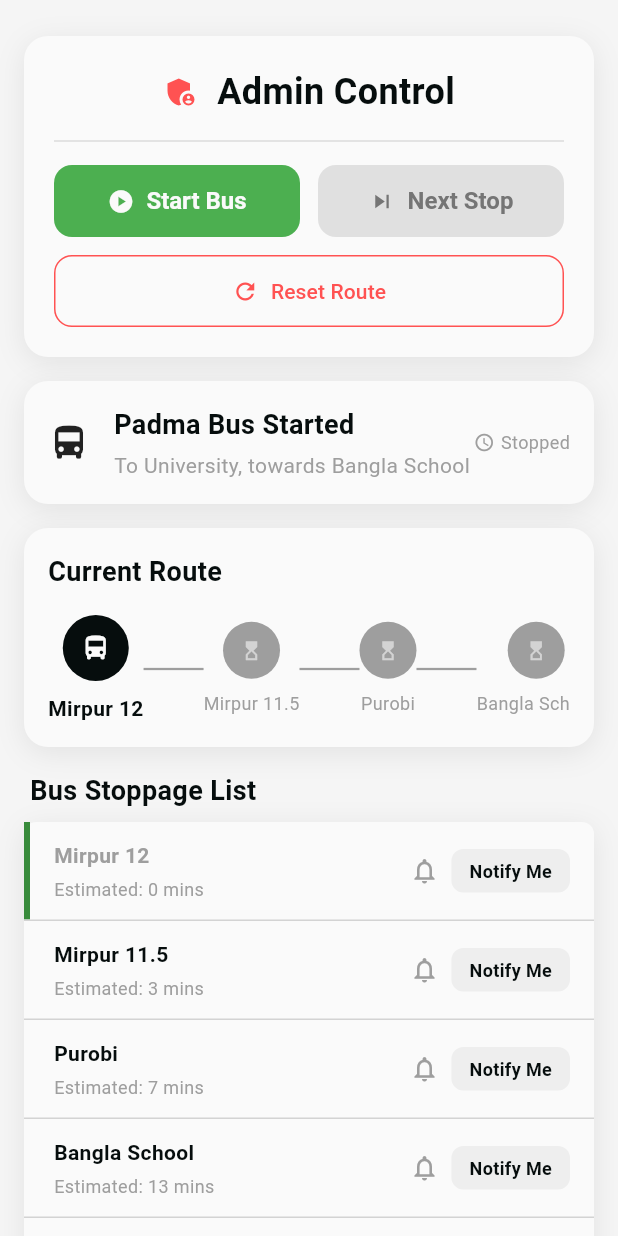
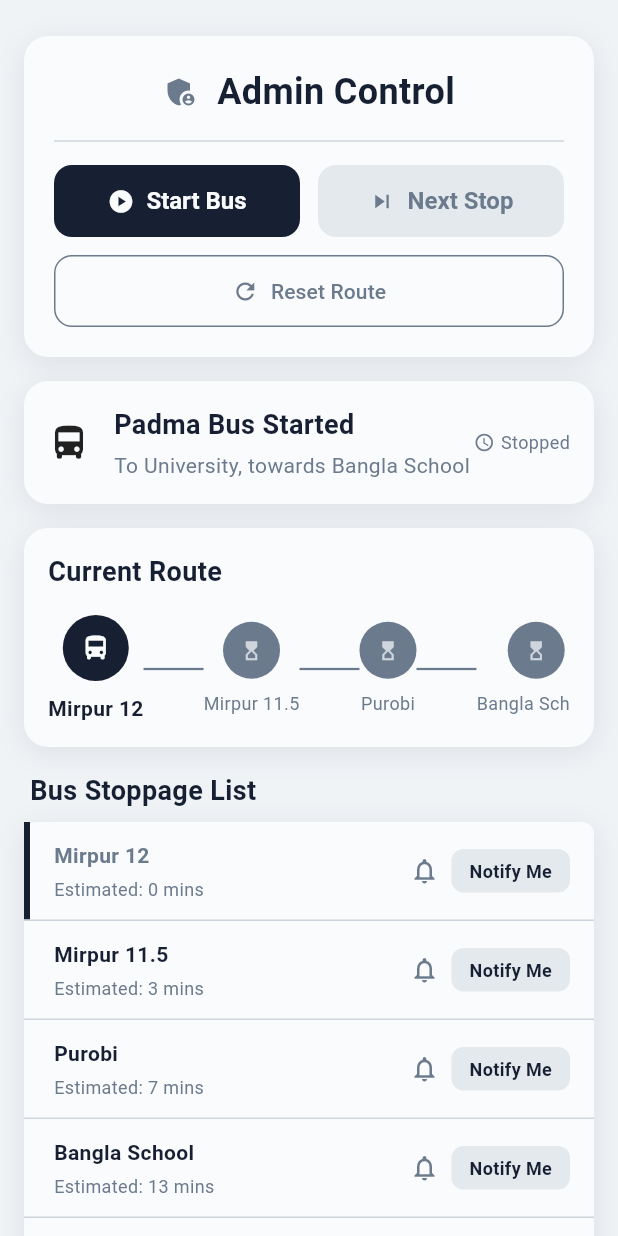
Before and after one commit to Ahnaf181419/CampusX, a Flutter app: the BusPage screen opened directly, on a phone screen of 412 x 824 dp. Run offline on Flutter 3.47's test engine with Material 3 defaults, Android fonts, the phone set to English and light mode, and no system bars; our stand-ins replace audioplayers, shared_preferences; accounts and stored records are empty.

Commit message:
color theme changed

```diff
--- a/lib/core/theme/app_colors.dart
+++ b/lib/core/theme/app_colors.dart
@@ -3,22 +3,23 @@ import 'package:flutter/material.dart';
 class AppColors {
   AppColors._();
 
-  static const Color black = Color(0xFF060D0D);
-  static const Color white = Color(0xFFFAFAFA);
-  static const Color ash = Color(0xFF9E9E9E);
-  static const Color ashLight = Color(0xFFD3D3D3);
-  static const Color redAccent = Colors.redAccent;
-  static const Color green = Color(0xFF388B3B);
-  static const Color blackShadow = Color(0x14000000);
-  static const Color backgroundGrey = Color(0xFFF5F5F5);
-  static const Color buttonInactive = Color(0xFFEEEEEE);
-  static const Color amber = Color(0xFFF57C00);
+  // Core identity
+  static const Color black = Color(0xFF162032);
+  static const Color white = Color(0xFFFAFBFC);
+  static const Color ash = Color(0xFF6B7B8D);
+  static const Color ashLight = Color(0xFFCED5DC);
+  static const Color blackShadow = Color(0x18162032);
 
-  static const Color chipSelectedBg = Color(0xFF1A1A1A);
+  // Surfaces
+  static const Color backgroundGrey = Color(0xFFF0F3F6);
+  static const Color buttonInactive = Color(0xFFE4E9EE);
 
-  static const Color priorityHigh = Color(0xFFE53935);
+  // Semantic: Priority
+  static const Color priorityHigh = Color(0xFFD64045);
+  static const Color priorityMid = Color(0xFFCF8B2D);
+  static const Color priorityLowBg = Color(0xFFFAFBFC);
 
-  static const Color priorityLowBg = Color(0xFFFFFFFF);
-
-  static const Color statusBadgeBg = Color(0xFFF0F0F0);
+  // Interactive
+  static const Color chipSelectedBg = Color(0xFF162032);
+  static const Color statusBadgeBg = Color(0xFFE4E9EE);
 }
--- a/lib/features/bus/bus_page.dart
+++ b/lib/features/bus/bus_page.dart
@@ -57,7 +57,7 @@ class _BusPageState extends State<BusPage> {
         SnackBar(
           content: Row(
             children: [
-              const Icon(Icons.directions_bus, color: Colors.white),
+              Icon(Icons.directions_bus, color: AppColors.white),
               const SizedBox(width: 8),
               Text('Bus reached ${_routeStops[nextIndex].name}'),
             ],
--- a/lib/features/bus/widgets/admin_control.dart
+++ b/lib/features/bus/widgets/admin_control.dart
@@ -42,7 +42,7 @@ class AdminControl extends StatelessWidget {
                   Icons
                       .admin_panel_settings,
                   size: 24,
-                  color: isbusRunning ? Colors.green : AppColors.redAccent,
+                  color: isbusRunning ? AppColors.black : AppColors.ash,
                 ),
                 const SizedBox(width: 12),
                 Text(
@@ -58,7 +58,7 @@ class AdminControl extends StatelessWidget {
             const Divider(
               height: 32,
               thickness: 1,
-              color: Colors.black12,
+              color: AppColors.ashLight,
             ),
 
             Row(
@@ -77,8 +77,8 @@ class AdminControl extends StatelessWidget {
                     ),
                     style: ElevatedButton.styleFrom(
                       backgroundColor: isbusRunning
-                          ? AppColors.redAccent
-                          : Colors.green,
+                          ? AppColors.ash
+                          : AppColors.black,
                       foregroundColor:
                           AppColors.white,
                       padding: const EdgeInsets.symmetric(vertical: 14),
@@ -104,8 +104,8 @@ class AdminControl extends StatelessWidget {
                       backgroundColor: AppColors.black,
                       foregroundColor: AppColors.white,
 
-                      disabledBackgroundColor: Colors.grey.shade300,
-                      disabledForegroundColor: Colors.grey.shade600,
+                      disabledBackgroundColor: AppColors.buttonInactive,
+                      disabledForegroundColor: AppColors.ash,
                       padding: const EdgeInsets.symmetric(vertical: 14),
                       shape: RoundedRectangleBorder(
                         borderRadius: BorderRadius.circular(12),
@@ -127,9 +127,9 @@ class AdminControl extends StatelessWidget {
                 icon: const Icon(Icons.refresh),
                 label: const Text('Reset Route'),
                 style: OutlinedButton.styleFrom(
-                  foregroundColor: AppColors.redAccent,
+                  foregroundColor: AppColors.ash,
                   side: BorderSide(
-                    color: AppColors.redAccent,
+                    color: AppColors.ash,
                   ), // Soft red border
                   padding: const EdgeInsets.symmetric(vertical: 14),
                   shape: RoundedRectangleBorder(
--- a/lib/features/bus/widgets/status_card.dart
+++ b/lib/features/bus/widgets/status_card.dart
@@ -53,13 +53,13 @@ class StatusCard extends StatelessWidget {
                     Icon(
                       Icons.access_time,
                       size: 14,
-                      color: isRunning ? AppColors.green : AppColors.ash,
+                      color: isRunning ? AppColors.black : AppColors.ash,
                     ),
                     const SizedBox(width: 4),
                     Text(
                       isRunning ? 'Running' : 'Stopped',
                       style: AppTextStyles.bodySmall.copyWith(
-                        color: isRunning ? AppColors.green : AppColors.ash,
+                        color: isRunning ? AppColors.black : AppColors.ash,
                       ),
                     ),
                   ],
--- a/lib/features/bus/widgets/stop_list_item.dart
+++ b/lib/features/bus/widgets/stop_list_item.dart
@@ -40,7 +40,7 @@ class _StopListItemState extends State<StopListItem> {
       decoration: BoxDecoration(
         border: Border(
           left: BorderSide(
-            color: isPassed ? AppColors.green : Colors.transparent,
+            color: isPassed ? AppColors.black : Colors.transparent,
             width: 4,
           ),
         ),
--- a/lib/features/notices/widgets/priority_badge.dart
+++ b/lib/features/notices/widgets/priority_badge.dart
@@ -10,7 +10,7 @@ import 'package:campus_x/features/notices/models/notice_model.dart';
 /// Displays a priority badge that adapts its style to the supplied [priority].
 ///
 /// - [NoticePriority.high]   → red pill with bold white "High" text.
-/// - [NoticePriority.medium] → amber pill with bold white "Medium" text.
+/// - [NoticePriority.medium] → priorityMid pill with bold white "Medium" text.
 /// - [NoticePriority.low]    → outlined white pill with gray "Low" text.
 class PriorityBadge extends StatelessWidget {
   const PriorityBadge({super.key, required this.priority});
@@ -32,11 +32,11 @@ class PriorityBadge extends StatelessWidget {
           ),
         );
 
-      // ── Medium priority – amber pill badge ──────────────────
+      // ── Medium priority – priorityMid pill badge ──────────────────
       case NoticePriority.medium:
         return _PillBadge(
           label: 'Medium',
-          backgroundColor: AppColors.amber,
+          backgroundColor: AppColors.priorityMid,
           borderColor: Colors.transparent,
           textStyle: AppTextStyles.bodySmall.copyWith(
             fontWeight: FontWeight.bold,
--- a/lib/features/rooms/widgets/room_status_indicator.dart
+++ b/lib/features/rooms/widgets/room_status_indicator.dart
@@ -16,7 +16,7 @@ class RoomStatusIndicator extends StatelessWidget {
           'Available',
           style: AppTextStyles.bodySmall.copyWith(
             fontWeight: FontWeight.w600,
-            color: AppColors.green,
+            color: AppColors.black,
           ),
         );
 
@@ -25,7 +25,7 @@ class RoomStatusIndicator extends StatelessWidget {
           'Booked Soon',
           style: AppTextStyles.bodySmall.copyWith(
             fontWeight: FontWeight.w600,
-            color: AppColors.amber,
+            color: AppColors.ash,
           ),
         );
 
@@ -33,7 +33,7 @@ class RoomStatusIndicator extends StatelessWidget {
         return Container(
           padding: const EdgeInsets.symmetric(horizontal: 8, vertical: 3),
           decoration: BoxDecoration(
-            color: AppColors.redAccent,
+            color: AppColors.black,
             borderRadius: BorderRadius.circular(20),
           ),
           child: Text(
```
